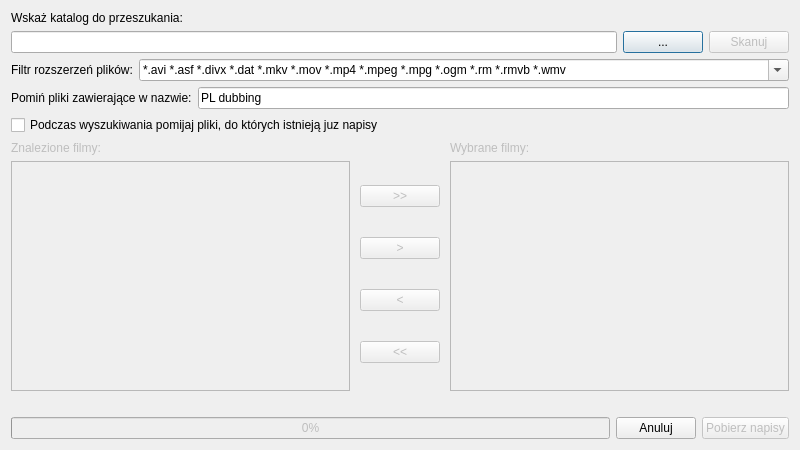
Old version of the form ui/frmscan.ui in the repository QNapi/qnapi.
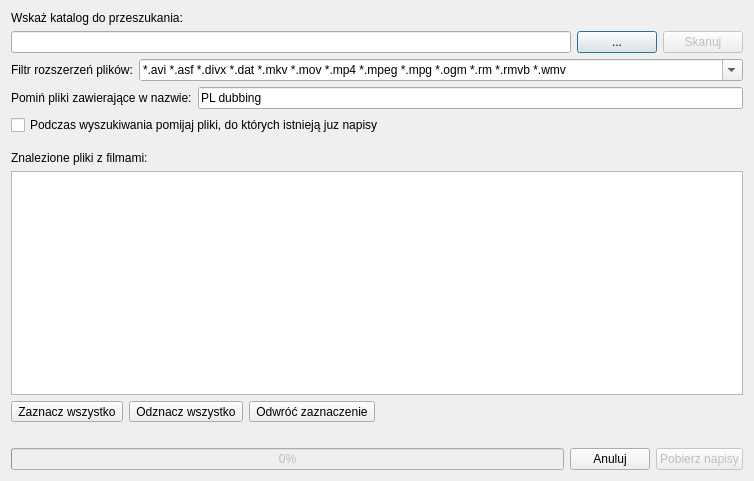
New version of the form. Icons and pictures are not drawn. Custom widgets are drawn as their Qt base class.

Commit message: Podwojne ListBoksy zamienione na pojedynczy ListWidget z checkboksami.

Patch:
```diff
--- a/ui/frmscan.ui
+++ b/ui/frmscan.ui
@@ -5,8 +5,8 @@
    <rect>
     <x>0</x>
     <y>0</y>
-    <width>800</width>
-    <height>450</height>
+    <width>754</width>
+    <height>481</height>
    </rect>
   </property>
   <property name="minimumSize" >
@@ -21,8 +21,15 @@
   <property name="windowIcon" >
    <iconset resource="../res/resources.qrc" >:/icon/qnapi-48-icon.png</iconset>
   </property>
-  <layout class="QGridLayout" >
-   <item row="1" column="0" >
+  <layout class="QVBoxLayout" name="verticalLayout_2" >
+   <item>
+    <widget class="QLabel" name="lbDirectory" >
+     <property name="text" >
+      <string>Wskaż katalog do przeszukania:</string>
+     </property>
+    </widget>
+   </item>
+   <item>
     <layout class="QHBoxLayout" >
      <item>
       <widget class="QLineEdit" name="leDirectory" >
@@ -53,223 +60,7 @@
      </item>
     </layout>
    </item>
-   <item row="0" column="0" >
-    <widget class="QLabel" name="lbDirectory" >
-     <property name="text" >
-      <string>Wskaż katalog do przeszukania:</string>
-     </property>
-    </widget>
-   </item>
-   <item row="5" column="0" >
-    <layout class="QHBoxLayout" >
-     <item>
-      <layout class="QVBoxLayout" >
-       <item>
-        <widget class="QLabel" name="lbFound" >
-         <property name="enabled" >
-          <bool>false</bool>
-         </property>
-         <property name="text" >
-          <string>Znalezione filmy:</string>
-         </property>
-        </widget>
-       </item>
-       <item>
-        <widget class="QDragListWidget" name="lwFound" >
-         <property name="enabled" >
-          <bool>false</bool>
-         </property>
-         <property name="dragEnabled" >
-          <bool>true</bool>
-         </property>
-         <property name="dragDropMode" >
-          <enum>QAbstractItemView::DragDrop</enum>
-         </property>
-         <property name="selectionMode" >
-          <enum>QAbstractItemView::ExtendedSelection</enum>
-         </property>
-         <property name="uniformItemSizes" >
-          <bool>false</bool>
-         </property>
-        </widget>
-       </item>
-      </layout>
-     </item>
-     <item>
-      <spacer>
-       <property name="orientation" >
-        <enum>Qt::Horizontal</enum>
-       </property>
-       <property name="sizeType" >
-        <enum>QSizePolicy::Minimum</enum>
-       </property>
-       <property name="sizeHint" >
-        <size>
-         <width>4</width>
-         <height>20</height>
-        </size>
-       </property>
-      </spacer>
-     </item>
-     <item>
-      <layout class="QVBoxLayout" >
-       <property name="leftMargin" >
-        <number>0</number>
-       </property>
-       <property name="rightMargin" >
-        <number>0</number>
-       </property>
-       <item>
-        <spacer>
-         <property name="orientation" >
-          <enum>Qt::Vertical</enum>
-         </property>
-         <property name="sizeType" >
-          <enum>QSizePolicy::Fixed</enum>
-         </property>
-         <property name="sizeHint" >
-          <size>
-           <width>20</width>
-           <height>20</height>
-          </size>
-         </property>
-        </spacer>
-       </item>
-       <item>
-        <widget class="QPushButton" name="pbAddAll" >
-         <property name="enabled" >
-          <bool>false</bool>
-         </property>
-         <property name="text" >
-          <string>>></string>
-         </property>
-        </widget>
-       </item>
-       <item>
-        <widget class="QPushButton" name="pbAdd" >
-         <property name="enabled" >
-          <bool>false</bool>
-         </property>
-         <property name="text" >
-          <string>></string>
-         </property>
-        </widget>
-       </item>
-       <item>
-        <widget class="QPushButton" name="pbRemove" >
-         <property name="enabled" >
-          <bool>false</bool>
-         </property>
-         <property name="text" >
-          <string>&lt;</string>
-         </property>
-        </widget>
-       </item>
-       <item>
-        <widget class="QPushButton" name="pbRemoveAll" >
-         <property name="enabled" >
-          <bool>false</bool>
-         </property>
-         <property name="text" >
-          <string>&lt;&lt;</string>
-         </property>
-        </widget>
-       </item>
-      </layout>
-     </item>
-     <item>
-      <spacer>
-       <property name="orientation" >
-        <enum>Qt::Horizontal</enum>
-       </property>
-       <property name="sizeType" >
-        <enum>QSizePolicy::Minimum</enum>
-       </property>
-       <property name="sizeHint" >
-        <size>
-         <width>4</width>
-         <height>20</height>
-        </size>
-       </property>
-      </spacer>
-     </item>
-     <item>
-      <layout class="QVBoxLayout" >
-       <item>
-        <widget class="QLabel" name="lbSelected" >
-         <property name="enabled" >
-          <bool>false</bool>
-         </property>
-         <property name="text" >
-          <string>Wybrane filmy:</string>
-         </property>
-        </widget>
-       </item>
-       <item>
-        <widget class="QDragListWidget" name="lwSelected" >
-         <property name="enabled" >
-          <bool>false</bool>
-         </property>
-         <property name="dragEnabled" >
-          <bool>true</bool>
-         </property>
-         <property name="dragDropMode" >
-          <enum>QAbstractItemView::DragDrop</enum>
-         </property>
-         <property name="selectionMode" >
-          <enum>QAbstractItemView::ExtendedSelection</enum>
-         </property>
-        </widget>
-       </item>
-      </layout>
-     </item>
-    </layout>
-   </item>
-   <item row="6" column="0" >
-    <widget class="QLabel" name="lbAction" >
-     <property name="text" >
-      <string/>
-     </property>
-    </widget>
-   </item>
-   <item row="7" column="0" >
-    <layout class="QHBoxLayout" >
-     <property name="leftMargin" >
-      <number>0</number>
-     </property>
-     <property name="topMargin" >
-      <number>0</number>
-     </property>
-     <item>
-      <widget class="QProgressBar" name="pbProgress" >
-       <property name="enabled" >
-        <bool>false</bool>
-       </property>
-       <property name="value" >
-        <number>0</number>
-       </property>
-      </widget>
-     </item>
-     <item>
-      <widget class="QPushButton" name="pbCancel" >
-       <property name="text" >
-        <string>Anuluj</string>
-       </property>
-      </widget>
-     </item>
-     <item>
-      <widget class="QPushButton" name="pbGet" >
-       <property name="enabled" >
-        <bool>false</bool>
-       </property>
-       <property name="text" >
-        <string>Pobierz napisy</string>
-       </property>
-      </widget>
-     </item>
-    </layout>
-   </item>
-   <item row="2" column="0" >
+   <item>
     <layout class="QHBoxLayout" >
      <property name="topMargin" >
       <number>0</number>
@@ -309,7 +100,7 @@
      </item>
     </layout>
    </item>
-   <item row="3" column="0" >
+   <item>
     <layout class="QHBoxLayout" >
      <property name="topMargin" >
       <number>0</number>
@@ -330,22 +121,140 @@
      </item>
     </layout>
    </item>
-   <item row="4" column="0" >
+   <item>
     <widget class="QCheckBox" name="cbSkipIfSubtitlesExists" >
      <property name="text" >
       <string>Podczas wyszukiwania pomijaj pliki, do których istnieją juz napisy</string>
      </property>
     </widget>
    </item>
+   <item>
+    <layout class="QVBoxLayout" name="verticalLayout" >
+     <property name="topMargin" >
+      <number>10</number>
+     </property>
+     <item>
+      <widget class="QLabel" name="lbMovies" >
+       <property name="text" >
+        <string>Znalezione pliki z filmami:</string>
+       </property>
+      </widget>
+     </item>
+     <item>
+      <widget class="QListWidget" name="lwMovies" >
+       <property name="editTriggers" >
+        <set>QAbstractItemView::NoEditTriggers</set>
+       </property>
+       <property name="selectionMode" >
+        <enum>QAbstractItemView::NoSelection</enum>
+       </property>
+       <property name="verticalScrollMode" >
+        <enum>QAbstractItemView::ScrollPerPixel</enum>
+       </property>
+       <property name="horizontalScrollMode" >
+        <enum>QAbstractItemView::ScrollPerPixel</enum>
+       </property>
+      </widget>
+     </item>
+     <item>
+      <layout class="QHBoxLayout" name="horizontalLayout" >
+       <item>
+        <widget class="QToolButton" name="tbSelectAll" >
+         <property name="text" >
+          <string>Zaznacz wszystko</string>
+         </property>
+        </widget>
+       </item>
+       <item>
+        <widget class="QToolButton" name="tbUnselectAll" >
+         <property name="text" >
+          <string>Odznacz wszystko</string>
+         </property>
+        </widget>
+       </item>
+       <item>
+        <widget class="QToolButton" name="tbInvertSelection" >
+         <property name="text" >
+          <string>Odwróć zaznaczenie</string>
+         </property>
+        </widget>
+       </item>
+       <item>
+        <spacer name="horizontalSpacer" >
+         <property name="orientation" >
+          <enum>Qt::Horizontal</enum>
+         </property>
+         <property name="sizeHint" stdset="0" >
+          <size>
+           <width>40</width>
+           <height>20</height>
+          </size>
+         </property>
+        </spacer>
+       </item>
+      </layout>
+     </item>
+    </layout>
+   </item>
+   <item>
+    <widget class="QLabel" name="lbAction" >
+     <property name="text" >
+      <string/>
+     </property>
+    </widget>
+   </item>
+   <item>
+    <layout class="QHBoxLayout" >
+     <property name="leftMargin" >
+      <number>0</number>
+     </property>
+     <property name="topMargin" >
+      <number>0</number>
+     </property>
+     <item>
+      <widget class="QProgressBar" name="pbProgress" >
+       <property name="enabled" >
+        <bool>false</bool>
+       </property>
+       <property name="value" >
+        <number>0</number>
+       </property>
+      </widget>
+     </item>
+     <item>
+      <widget class="QPushButton" name="pbCancel" >
+       <property name="text" >
+        <string>Anuluj</string>
+       </property>
+      </widget>
+     </item>
+     <item>
+      <widget class="QPushButton" name="pbGet" >
+       <property name="enabled" >
+        <bool>false</bool>
+       </property>
+       <property name="text" >
+        <string>Pobierz napisy</string>
+       </property>
+      </widget>
+     </item>
+    </layout>
+   </item>
   </layout>
  </widget>
- <customwidgets>
-  <customwidget>
-   <class>QDragListWidget</class>
-   <extends>QListWidget</extends>
-   <header>../src/qdraglistwidget.h</header>
-  </customwidget>
- </customwidgets>
+ <tabstops>
+  <tabstop>leDirectory</tabstop>
+  <tabstop>pbDirectorySelect</tabstop>
+  <tabstop>pbScan</tabstop>
+  <tabstop>cbFilters</tabstop>
+  <tabstop>leSkipFilters</tabstop>
+  <tabstop>cbSkipIfSubtitlesExists</tabstop>
+  <tabstop>tbSelectAll</tabstop>
+  <tabstop>tbUnselectAll</tabstop>
+  <tabstop>tbInvertSelection</tabstop>
+  <tabstop>pbCancel</tabstop>
+  <tabstop>pbGet</tabstop>
+ </tabstops>
  <resources>
   <include location="../res/resources.qrc" />
  </resources>
```
Left out of the diff: 3 changed lines with no effect on the pictures. The commit also changes 2 other files.
